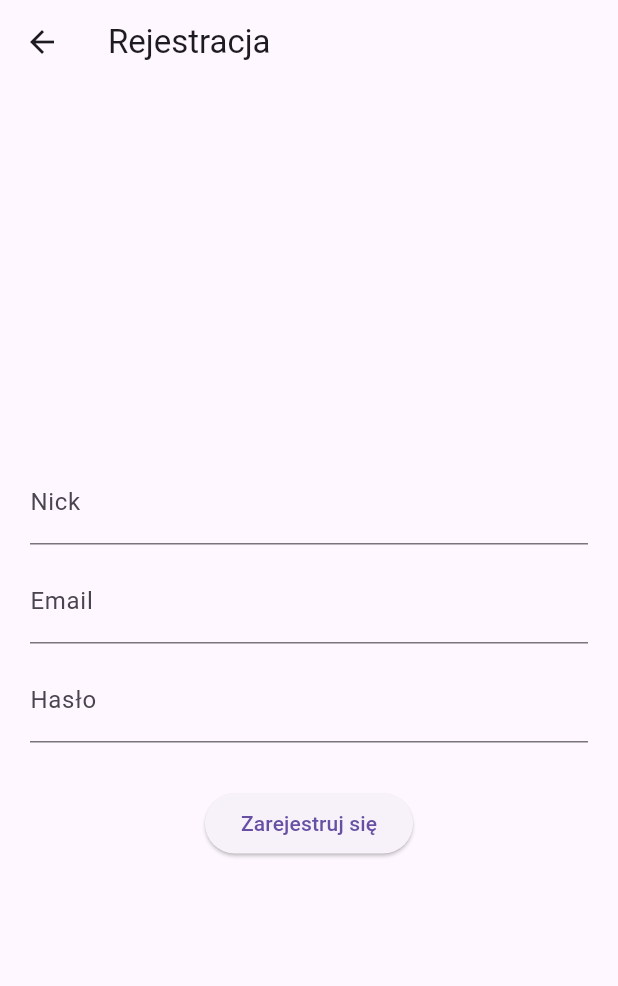
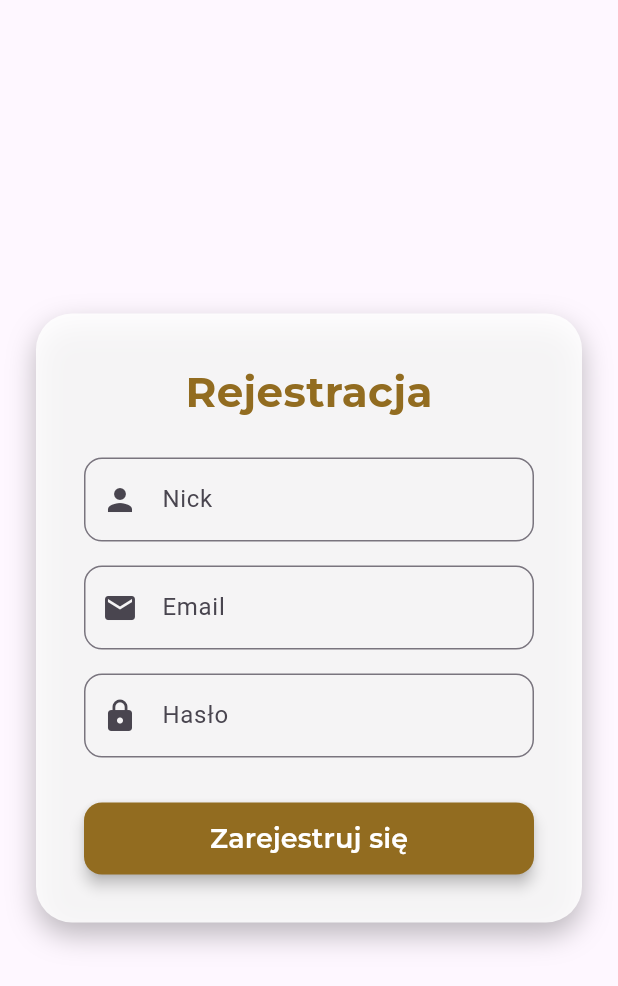
Before and after one commit to DominikReszczynski/photo_challenge, a Flutter app: the RegisterScreen screen opened directly, on a phone screen of 412 x 824 dp. Shown: the top 986 px of the screen. Run offline on Flutter 3.47's test engine with Material 3 defaults, Android fonts, the phone set to English and light mode, and no system bars; our stand-ins replace auto_size_text, cached_network_image, flutter_svg, google_fonts, image_picker, material_design_icons_flutter and 2 more; accounts and stored records are empty; network calls fail.

Commit message:
remake registration screen

```diff
--- a/lib/sections/login.dart
+++ b/lib/sections/login.dart
@@ -196,46 +196,105 @@ class _RegisterScreenState extends State<RegisterScreen> {
   @override
   Widget build(BuildContext context) {
     return Scaffold(
-      appBar: AppBar(title: const Text('Rejestracja')),
-      body: Padding(
-        padding: const EdgeInsets.all(20.0),
-        child: Center(
+      // Możesz dodać tło jak w loginie, np. przez Stack i Image.asset jeśli masz obrazek
+      body: Stack(
+        children: [
+          Center(
             child: SingleChildScrollView(
+              child: Container(
+                margin: const EdgeInsets.symmetric(horizontal: 24),
+                padding: const EdgeInsets.all(32),
+                decoration: BoxDecoration(
+                  color: Colors.white.withOpacity(0.85),
+                  borderRadius: BorderRadius.circular(24),
+                  boxShadow: const [
+                    BoxShadow(
+                      color: Colors.black26,
+                      blurRadius: 16,
+                      offset: Offset(0, 8),
+                    ),
+                  ],
+                ),
                 child: Column(
+                  mainAxisSize: MainAxisSize.min,
                   children: [
+                    Text(
+                      'Rejestracja',
+                      style: GoogleFonts.montserrat(
+                        fontSize: 28,
+                        fontWeight: FontWeight.bold,
+                        color: const Color(0xFF926C20),
+                      ),
+                    ),
+                    const SizedBox(height: 24),
                     TextField(
                       controller: _nicknameController,
-                  decoration: const InputDecoration(labelText: 'Nick'),
+                      decoration: InputDecoration(
+                        labelText: 'Nick',
+                        border: OutlineInputBorder(
+                          borderRadius: BorderRadius.circular(12),
                         ),
-                const SizedBox(height: 10),
+                        prefixIcon: const Icon(Icons.person),
+                      ),
+                    ),
+                    const SizedBox(height: 16),
                     TextField(
                       controller: _emailController,
-                  decoration: const InputDecoration(labelText: 'Email'),
+                      decoration: InputDecoration(
+                        labelText: 'Email',
+                        border: OutlineInputBorder(
+                          borderRadius: BorderRadius.circular(12),
                         ),
-                const SizedBox(height: 10),
+                        prefixIcon: const Icon(Icons.email),
+                      ),
+                    ),
+                    const SizedBox(height: 16),
                     TextField(
                       controller: _passwordController,
                       obscureText: true,
-                  decoration: const InputDecoration(labelText: 'Hasło'),
+                      decoration: InputDecoration(
+                        labelText: 'Hasło',
+                        border: OutlineInputBorder(
+                          borderRadius: BorderRadius.circular(12),
                         ),
-                const SizedBox(height: 20),
+                        prefixIcon: const Icon(Icons.lock),
+                      ),
+                    ),
+                    const SizedBox(height: 15),
                     if (_errorMessage != null)
                       Text(
                         _errorMessage!,
                         style: const TextStyle(color: Colors.red),
                       ),
-                const SizedBox(height: 10),
+                    const SizedBox(height: 15),
                     ElevatedButton(
                       onPressed: _isLoading ? null : _handleRegister,
+                      style: ElevatedButton.styleFrom(
+                        minimumSize: const Size(double.infinity, 48),
+                        shape: RoundedRectangleBorder(
+                          borderRadius: BorderRadius.circular(12),
+                        ),
+                        backgroundColor: const Color(0xFF926C20),
+                        elevation: 4,
+                      ),
                       child: _isLoading
                           ? const CircularProgressIndicator()
-                      : const Text('Zarejestruj się'),
+                          : Text(
+                              'Zarejestruj się',
+                              style: GoogleFonts.montserrat(
+                                fontSize: 18,
+                                fontWeight: FontWeight.w600,
+                                color: Colors.white,
+                              ),
+                            ),
                     ),
                   ],
                 ),
               ),
             ),
           ),
+        ],
+      ),
     );
   }
 }
```
Lines whose indentation alone changed are shown as unchanged.
